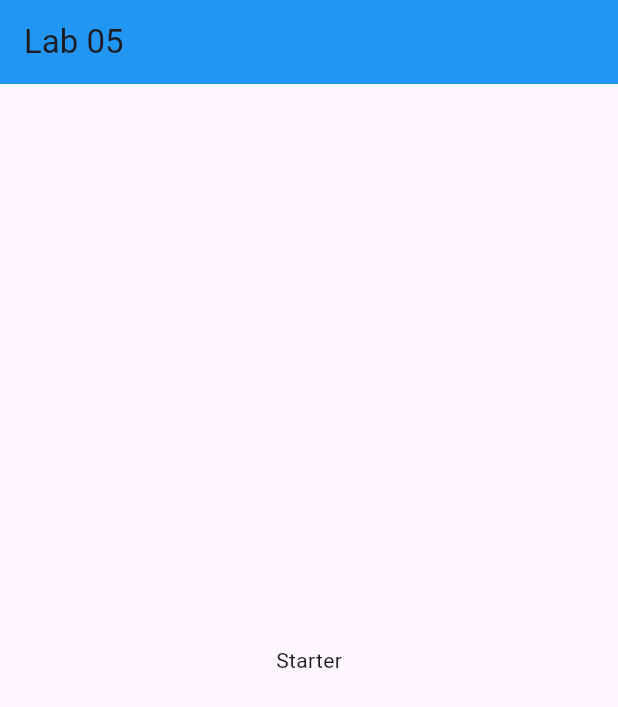
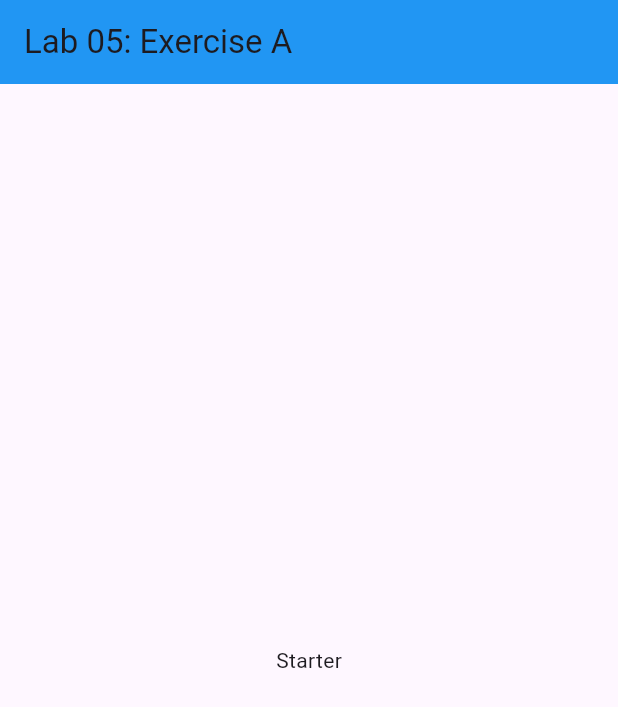
Before and after one commit to syarkier/TMA3084_G02_105080_Lab05_Lesson07, a Flutter app: the screen it shows after launch, on a phone screen of 412 x 824 dp. Shown: the top 707 px of the screen. Run offline on Flutter 3.47's test engine with Material 3 defaults, Android fonts, the phone set to English and light mode, and no system bars.

Commit message:
Update AppBar title on main

```diff
--- a/bottom_navigator_bar_lab/lib/main.dart
+++ b/bottom_navigator_bar_lab/lib/main.dart
@@ -27,7 +27,10 @@ class _BottomNavLabState extends State<BottomNavLab> {
   @override
   Widget build(BuildContext context) {
     return Scaffold(
-      appBar: AppBar(title: const Text('Lab 05'), backgroundColor: Colors.blue),
+      appBar: AppBar(
+        title: const Text('Lab 05: Exercise A'),
+        backgroundColor: Colors.blue,
+      ),
       body: const Center(child: Text('Starter')),
     );
   }
```
